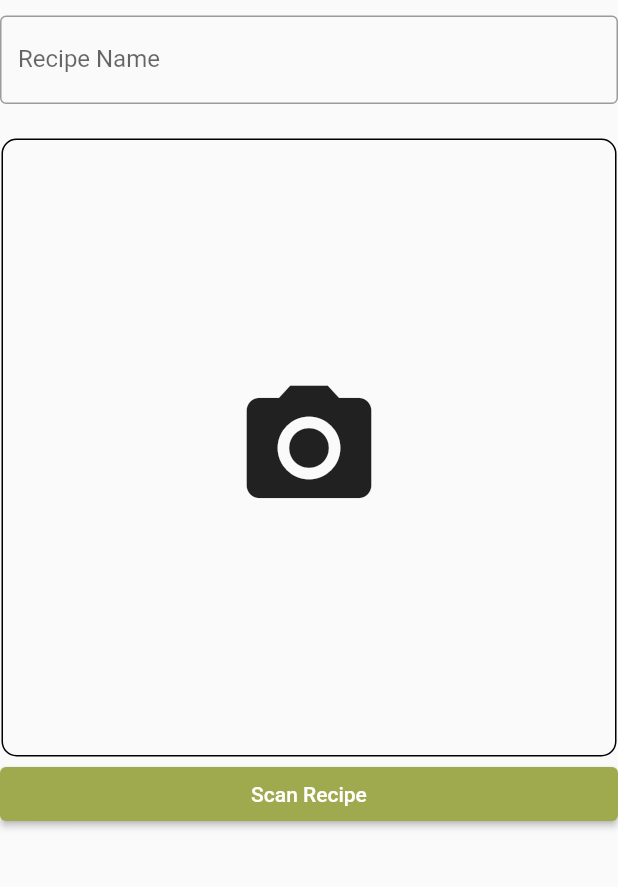
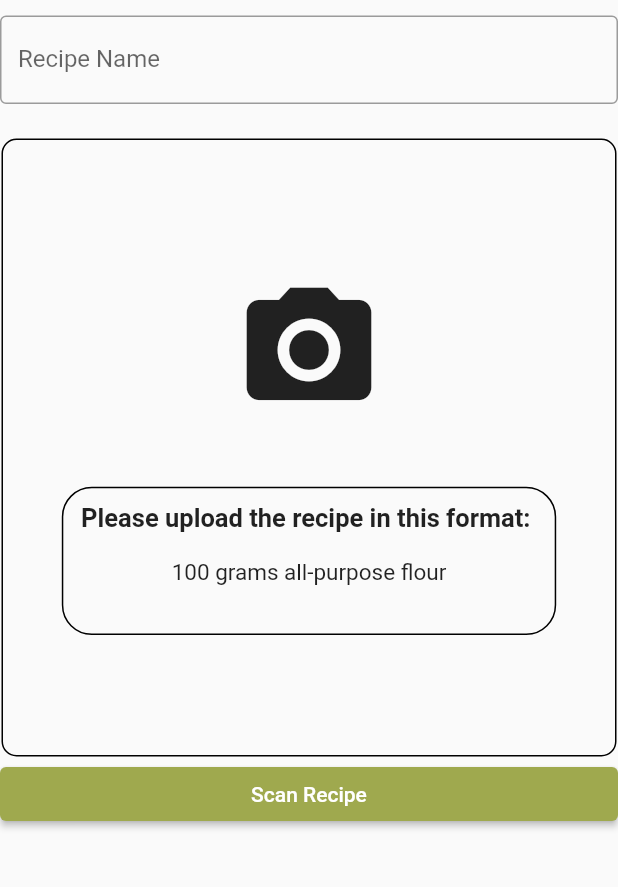
Before and after one commit to juliashang/bloodsugar_app, a Flutter app: the ScanRecipePage screen opened directly, on a phone screen of 412 x 824 dp, the part 193-1080 px from its top. Run offline on Flutter 3.47's test engine with Material 2 defaults, Android fonts, the phone set to English and light mode, and no system bars; our stand-ins replace cloud_firestore, firebase_auth, firebase_core, image_picker; missing offline and left inert: google_mlkit_text_recognition; accounts and stored records are empty; statements that could not run were skipped.

Commit message:
Added a Scan Dialogue to ScanRecipePage

```diff
--- a/BloodSugar_app/lib/widgets/ScanRecipePage.dart
+++ b/BloodSugar_app/lib/widgets/ScanRecipePage.dart
@@ -116,6 +116,10 @@ class _ScanRecipePageState extends State<ScanRecipePage> {
   Padding ImageContainer(double width, double height) {
     return Padding(
       padding: EdgeInsets.all(1),
+      child: GestureDetector(
+        onTap: (){
+          ShowPicker();
+        },
         child: Container(
           height: height * 0.5,
           width: width,
@@ -127,13 +131,57 @@ class _ScanRecipePageState extends State<ScanRecipePage> {
               )
           ),
           child: selectedImage == null
-          ? IconButton(
-          icon: Icon(Icons.camera_alt,
+            ? Column(
+              children: [
+                Container(
+                  alignment: Alignment.bottomCenter,
+                  child: Padding(
+                    padding: const EdgeInsets.only(
+                      top: 90,
+                    ),
+                    child: Icon(Icons.camera_alt,
                       size: 100,
                     ),
-          onPressed: () {
-            ShowPicker();
-          },
+                  ),
+                ),
+                SizedBox(
+                  height: height * 0.05,
+                ),
+                Container(
+                  height: height * 0.12,
+                  width: width * 0.8,
+                  decoration: BoxDecoration(
+                    border: Border.all(
+                        color: Colors.black,
+                    ),
+                    borderRadius: BorderRadius.all(Radius.circular(20))
+                  ),
+                  child: Column(
+                    children: [
+                      SizedBox(
+                        height: 10
+                      ),
+                      Text(
+                          "Please upload the recipe in this format: ",
+                        style: TextStyle(
+                          fontSize: 17,
+                          fontWeight: FontWeight.bold,
+                        ),
+                      ),
+                      SizedBox(
+                        height: 17,
+                      ),
+                      Text(
+                        "100 grams all-purpose flour",
+                        textAlign: TextAlign.center,
+                        style: TextStyle(
+                          fontSize: 15
+                        ),
+                      )
+                    ],
+                  )
+                )
+            ]
             )
           : Stack(
             children: [
@@ -161,6 +209,7 @@ class _ScanRecipePageState extends State<ScanRecipePage> {
               )
             ],
           )
+        ),
       ),
     );
   }
--- a/BloodSugar_app/pubspec.yaml
+++ b/BloodSugar_app/pubspec.yaml
@@ -16,7 +16,7 @@ publish_to: 'none' # Remove this line if you wish to publish to pub.dev
 # https://developer.apple.com/library/archive/documentation/General/Reference/InfoPlistKeyReference/Articles/CoreFoundationKeys.html
 # In Windows, build-name is used as the major, minor, and patch parts
 # of the product and file versions while build-number is used as the build suffix.
-version: 1.2.1+4
+version: 1.2.1+5
 
 environment:
   sdk: '>=2.19.6 <3.0.0'
```
Lines whose indentation alone changed are shown as unchanged.
